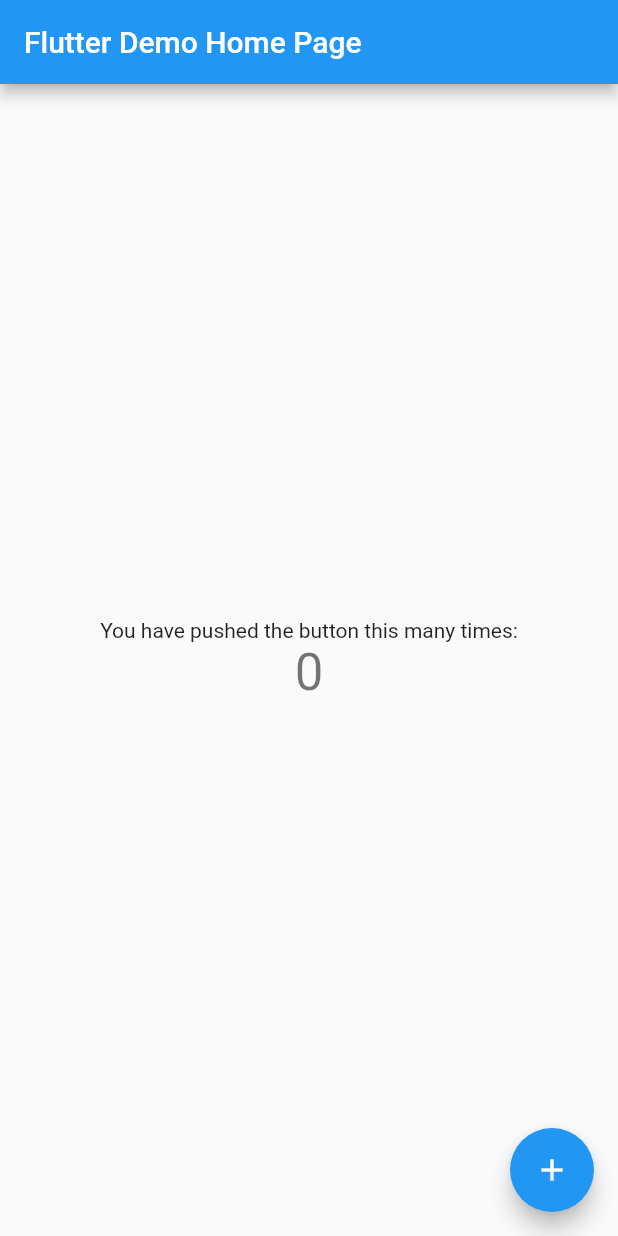
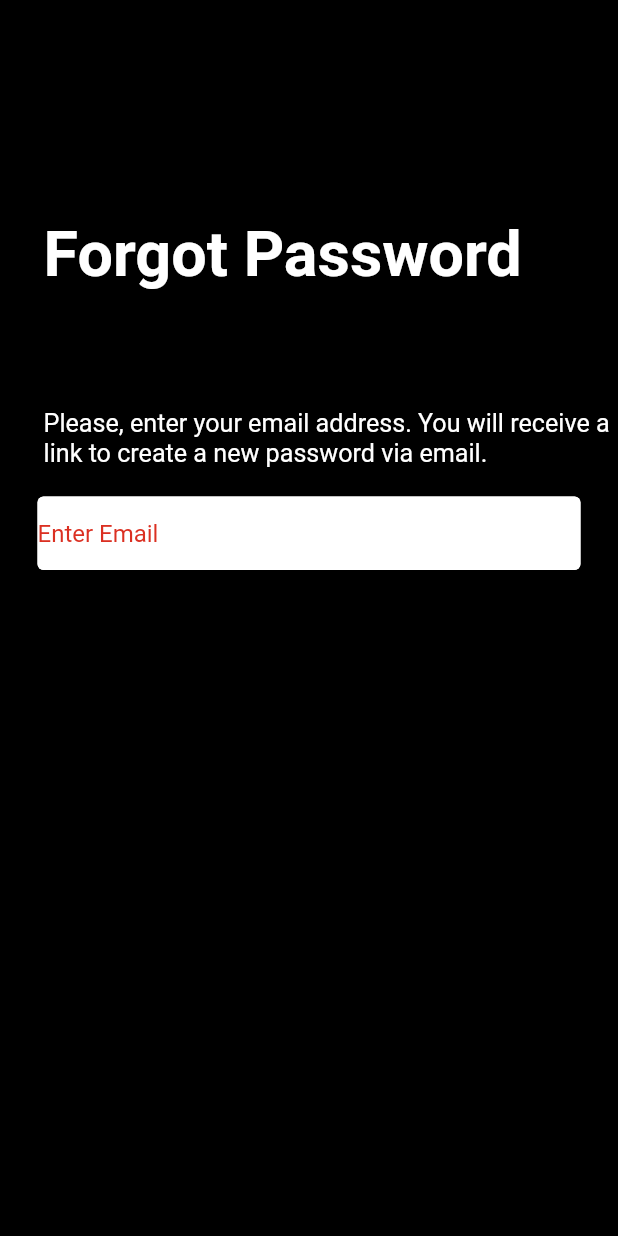
Before and after one commit to Harris730/Tailor-app, a Flutter app: the screen it shows after launch, on a phone screen of 412 x 824 dp. Run offline on Flutter 3.47's test engine with Material 2 defaults, Android fonts, the phone set to English and light mode, and no system bars; our stand-ins replace flutter_screenutil.

Commit message:
first commit

```diff
--- a/lib/main.dart
+++ b/lib/main.dart
@@ -1,4 +1,7 @@
 import 'package:flutter/material.dart';
+import 'package:tailor_app/open_screen.dart';
+import 'package:flutter_screenutil/flutter_screenutil.dart';
+
 
 void main() {
   runApp(const MyApp());
@@ -10,106 +13,14 @@ class MyApp extends StatelessWidget {
   // This widget is the root of your application.
   @override
   Widget build(BuildContext context) {
-    return MaterialApp(
-      title: 'Flutter Demo',
-      theme: ThemeData(
-        // This is the theme of your application.
-        //
-        // Try running your application with "flutter run". You'll see the
-        // application has a blue toolbar. Then, without quitting the app, try
-        // changing the primarySwatch below to Colors.green and then invoke
-        // "hot reload" (press "r" in the console where you ran "flutter run",
-        // or simply save your changes to "hot reload" in a Flutter IDE).
-        // Notice that the counter didn't reset back to zero; the application
-        // is not restarted.
-        primarySwatch: Colors.blue,
+    return ScreenUtilInit(
+      designSize: const Size(393, 851),
+      builder: (BuildContext context, child) =>
+       MaterialApp(
+        debugShowCheckedModeBanner: false,
+        home: Forgot(),
+        //ChooseScreen(),
       ),
-      home: const MyHomePage(title: 'Flutter Demo Home Page'),
     );
   }
 }
-
-class MyHomePage extends StatefulWidget {
-  const MyHomePage({super.key, required this.title});
-
-  // This widget is the home page of your application. It is stateful, meaning
-  // that it has a State object (defined below) that contains fields that affect
-  // how it looks.
-
-  // This class is the configuration for the state. It holds the values (in this
-  // case the title) provided by the parent (in this case the App widget) and
-  // used by the build method of the State. Fields in a Widget subclass are
-  // always marked "final".
-
-  final String title;
-
-  @override
-  State<MyHomePage> createState() => _MyHomePageState();
-}
-
-class _MyHomePageState extends State<MyHomePage> {
-  int _counter = 0;
-
-  void _incrementCounter() {
-    setState(() {
-      // This call to setState tells the Flutter framework that something has
-      // changed in this State, which causes it to rerun the build method below
-      // so that the display can reflect the updated values. If we changed
-      // _counter without calling setState(), then the build method would not be
-      // called again, and so nothing would appear to happen.
-      _counter++;
-    });
-  }
-
-  @override
-  Widget build(BuildContext context) {
-    // This method is rerun every time setState is called, for instance as done
-    // by the _incrementCounter method above.
-    //
-    // The Flutter framework has been optimized to make rerunning build methods
-    // fast, so that you can just rebuild anything that needs updating rather
-    // than having to individually change instances of widgets.
-    return Scaffold(
-      appBar: AppBar(
-        // Here we take the value from the MyHomePage object that was created by
-        // the App.build method, and use it to set our appbar title.
-        title: Text(widget.title),
-      ),
-      body: Center(
-        // Center is a layout widget. It takes a single child and positions it
-        // in the middle of the parent.
-        child: Column(
-          // Column is also a layout widget. It takes a list of children and
-          // arranges them vertically. By default, it sizes itself to fit its
-          // children horizontally, and tries to be as tall as its parent.
-          //
-          // Invoke "debug painting" (press "p" in the console, choose the
-          // "Toggle Debug Paint" action from the Flutter Inspector in Android
-          // Studio, or the "Toggle Debug Paint" command in Visual Studio Code)
-          // to see the wireframe for each widget.
-          //
-          // Column has various properties to control how it sizes itself and
-          // how it positions its children. Here we use mainAxisAlignment to
-          // center the children vertically; the main axis here is the vertical
-          // axis because Columns are vertical (the cross axis would be
-          // horizontal).
-          mainAxisAlignment: MainAxisAlignment.center,
-          children: <Widget>[
-            const Text(
-              'You have pushed the button this many times:',
-            ),
-            Text(
-              '$_counter',
-              style: Theme.of(context).textTheme.headline4,
-            ),
-          ],
-        ),
-      ),
-      floatingActionButton: FloatingActionButton(
-        onPressed: _incrementCounter,
-        tooltip: 'Increment',
-        child: const Icon(Icons.add),
-      ), // This trailing comma makes auto-formatting nicer for build methods.
-    );
-  }
-}
--- /dev/null
+++ b/lib/open_screen.dart
@@ -0,0 +1,72 @@
+import 'package:flutter/material.dart';
+import 'package:flutter_screenutil/flutter_screenutil.dart';
+
+class Forgot extends StatelessWidget {
+  Forgot({super.key});
+
+  // sign user in method
+  void recoverPass() {}
+
+  @override
+  Widget build(BuildContext context) {
+    return Scaffold(
+      resizeToAvoidBottomInset: false,
+      backgroundColor: Colors.black,
+      body: SafeArea(
+        child: Column(
+          children: [
+            SizedBox(height: 150.h),
+            Container(
+              alignment: Alignment.topLeft,
+              margin: EdgeInsets.only(left: 30.r),
+              child: Text(
+                'Forgot Password',
+                style: TextStyle(
+                  color: Colors.white,
+                  fontWeight: FontWeight.bold,
+                  fontSize: 40.sp,
+                ),
+              ),
+            ),
+            SizedBox(height: 80.h),
+            Container(
+              alignment: Alignment.topLeft,
+              margin:  EdgeInsets.only(left: 30.r),
+              child:  Text(
+                  "Please, enter your email address. You will receive a link to create a new password via email.",
+                  style: TextStyle(
+                    color: Colors.white,
+                    fontSize: 16.sp,
+                  )),
+            ),
+            SizedBox(height: 20.h),
+            const Padding(
+              padding: EdgeInsets.symmetric(horizontal: 25),
+              child: TextField(
+                decoration: InputDecoration(
+                    contentPadding: EdgeInsets.only(
+                      top: 10,
+                      bottom: 20,
+                    ),
+                    enabledBorder: OutlineInputBorder(
+                      borderSide: BorderSide(color: Colors.white),
+                    ),
+                    focusedBorder: OutlineInputBorder(
+                      borderSide: BorderSide(color: Colors.white),
+                    ),
+                    fillColor: Colors.white,
+                    filled: true,
+                    hintText: 'Enter Email',
+                    hintStyle: TextStyle(
+                      color: Color(0xFFDB3022),
+                    )),
+              ),
+            ),
+            SizedBox(height: 60.h),
+
+          ],
+        ),
+      ),
+    );
+  }
+}
--- a/pubspec.yaml
+++ b/pubspec.yaml
@@ -31,7 +31,7 @@ environment:
 dependencies:
   flutter:
     sdk: flutter
-
+  flutter_screenutil: ^5.6.0
 
   # The following adds the Cupertino Icons font to your application.
   # Use with the CupertinoIcons class for iOS style icons.
```
Also changed, not shown: pubspec.lock.
